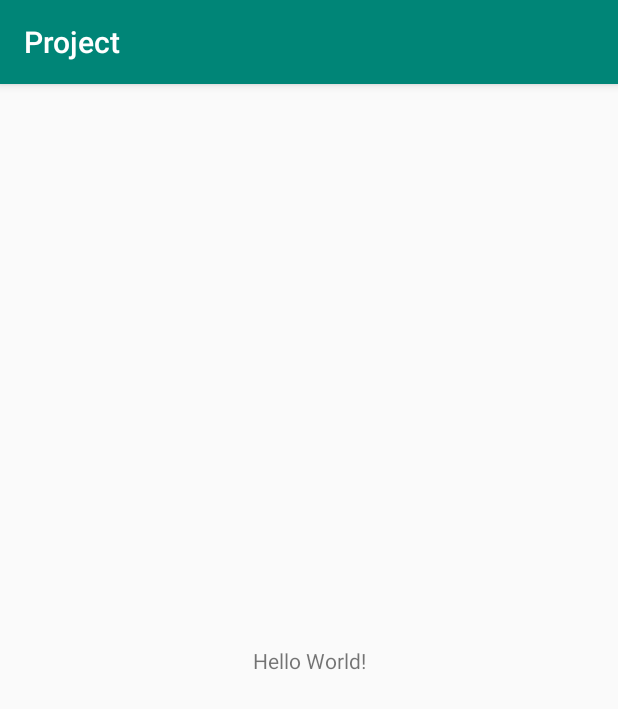
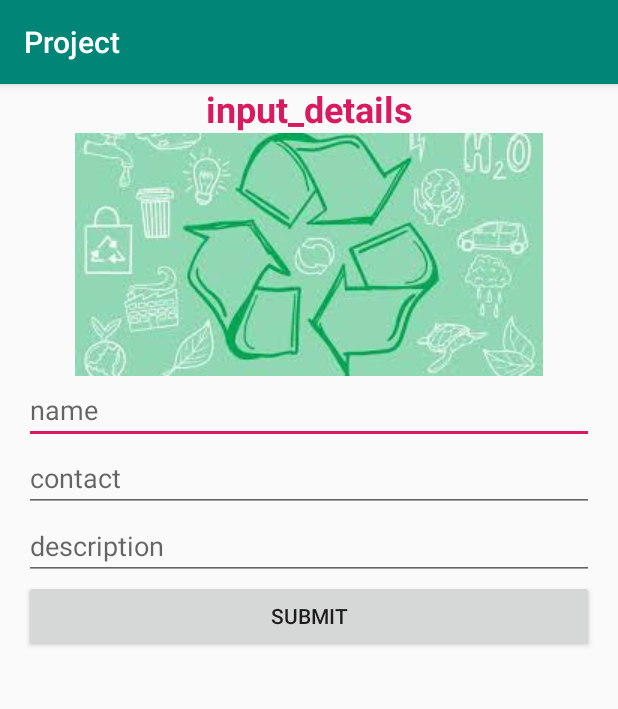
Before and after one commit to TharushaPiyumini21/PcCare, an Android app: the screen it shows after launch (MainActivity), on a phone screen of 412 x 824 dp. Shown: the top 709 px of the screen. Run offline under Robolectric (Android 15) with nearby library versions, the phone set to English and light mode, and no system bars; 2 statements that could not run were skipped.

Commit message:
new final project

```diff
--- a/app/build.gradle
+++ b/app/build.gradle
@@ -1,4 +1,5 @@
 apply plugin: 'com.android.application'
+apply plugin: 'com.google.gms.google-services'
 
 android {
     compileSdkVersion 28
@@ -20,9 +21,11 @@ android {
 
 dependencies {
     implementation fileTree(dir: 'libs', include: ['*.jar'])
+    //noinspection GradleCompatible
     implementation 'com.android.support:appcompat-v7:28.0.0'
     implementation 'com.android.support.constraint:constraint-layout:1.1.3'
     testImplementation 'junit:junit:4.12'
     androidTestImplementation 'com.android.support.test:runner:1.0.2'
     androidTestImplementation 'com.android.support.test.espresso:espresso-core:3.0.2'
+    implementation 'com.google.firebase:firebase-messaging:17.0.0:15.0.0'
 }
--- a/app/src/main/AndroidManifest.xml
+++ b/app/src/main/AndroidManifest.xml
@@ -16,6 +16,12 @@
                 <category android:name="android.intent.category.LAUNCHER" />
             </intent-filter>
         </activity>
+        <service
+            android:name=".FcmIdService">
+            <intent-filter>
+                <action android:name="com.google.firebase.INSTANCE_ID_EVENT"/>
+            </intent-filter>
+        </service>
     </application>
 
 </manifest>
--- /dev/null
+++ b/app/src/main/java/com/example/student/project/DatabaseReference.java
@@ -0,0 +1,4 @@
+package com.example.student.project;
+
+class DatabaseReference {
+}
--- /dev/null
+++ b/app/src/main/java/com/example/student/project/FcmIdService.java
@@ -0,0 +1,16 @@
+package com.example.student.project;
+
+import android.util.Log;
+
+import com.google.firebase.iid.FirebaseInstanceId;
+import com.google.firebase.iid.FirebaseInstanceIdService;
+
+public class FcmIdService extends FirebaseInstanceIdService {
+
+    @Override
+    public void onTokenRefresh() {
+
+        String refreshedToken = FirebaseInstanceId.getInstance().getToken();
+        Log.d("Fcm Token", "Refreshed token: " + refreshedToken);
+    }
+}
--- a/app/src/main/java/com/example/student/project/MainActivity.java
+++ b/app/src/main/java/com/example/student/project/MainActivity.java
@@ -2,12 +2,38 @@ package com.example.student.project;
 
 import android.support.v7.app.AppCompatActivity;
 import android.os.Bundle;
+import android.widget.Button;
+import android.widget.EditText;
+import android.widget.ImageView;
+import android.widget.TextView;
+
+import java.lang.reflect.Member;
+import java.util.Currency;
 
 public class MainActivity extends AppCompatActivity {
+
+    private static final Currency Firebasedatabase = ;
+    TextView textView;
+    ImageView imageView;
+    EditText name,phone,description;
+    Button button2;
+    DatabaseReference reff;
+
 
     @Override
     protected void onCreate(Bundle savedInstanceState) {
         super.onCreate(savedInstanceState);
         setContentView(R.layout.activity_main);
+
+        textView = (TextView) findViewById(R.id.textView);
+        name = (EditText) findViewById(R.id.name);
+        phone = (EditText) findViewById(R.id.phone);
+        description = (EditText) findViewById(R.id.description);
+        button2 = (Button) findViewById(R.id.button2);
+        Member = new Member();
+        reff = Firebasedatabase.getInstance().getReference().child ("member");
+
+
+
     }
 }
--- /dev/null
+++ b/app/src/main/java/member.java
@@ -0,0 +1,33 @@
+public class member {
+
+    private String name;
+    private Long phone;
+    private Character description;
+
+    public member() {
+    }
+
+    public String getName() {
+        return name;
+    }
+
+    public void setName(String name) {
+        this.name = name;
+    }
+
+    public Long getPhone() {
+        return phone;
+    }
+
+    public void setPhone(Long phone) {
+        this.phone = phone;
+    }
+
+    public Character getDescription() {
+        return description;
+    }
+
+    public void setDescription(Character description) {
+        this.description = description;
+    }
+}
--- a/app/src/main/res/layout/activity_main.xml
+++ b/app/src/main/res/layout/activity_main.xml
@@ -1,18 +1,66 @@
 <?xml version="1.0" encoding="utf-8"?>
-<android.support.constraint.ConstraintLayout xmlns:android="http://schemas.android.com/apk/res/android"
+<LinearLayout
+    xmlns:android="http://schemas.android.com/apk/res/android"
+    xmlns:tools="http://schemas.android.com/tools"
     xmlns:app="http://schemas.android.com/apk/res-auto"
-    xmlns:tools="http://schemas.android.com/tools"
     android:layout_width="match_parent"
     android:layout_height="match_parent"
+    android:paddingBottom="16dp"
+    android:paddingLeft="16dp"
+    android:paddingRight="16dp"
+    android:orientation="vertical"
     tools:context=".MainActivity">
 
+
     <TextView
-        android:layout_width="wrap_content"
+        android:id="@+id/textView"
+        android:layout_width="match_parent"
         android:layout_height="wrap_content"
-        android:text="Hello World!"
-        app:layout_constraintBottom_toBottomOf="parent"
-        app:layout_constraintLeft_toLeftOf="parent"
-        app:layout_constraintRight_toRightOf="parent"
-        app:layout_constraintTop_toTopOf="parent" />
+        android:text="@string/input_details"
+        android:textAlignment="center"
+        android:textAllCaps="false"
+        android:textColor="@color/colorAccent"
+        android:textSize="24sp"
+        android:textStyle="bold" />
 
-</android.support.constraint.ConstraintLayout>
+    <ImageView
+        android:id="@+id/imageView"
+        android:layout_width="match_parent"
+        android:layout_height="wrap_content"
+        app:srcCompat="@drawable/eco"
+        android:contentDescription="@string/todo" />
+
+    <EditText
+        android:id="@+id/name"
+        android:layout_width="match_parent"
+        android:layout_height="wrap_content"
+        android:ems="10"
+        android:hint="@string/name"
+        android:inputType="textPersonName"
+        android:autofillHints="" tools:targetApi="o" />
+
+    <EditText
+        android:id="@+id/phone"
+        android:layout_width="match_parent"
+        android:layout_height="wrap_content"
+        android:ems="10"
+        android:hint="@string/contact"
+        android:inputType="phone"
+        android:autofillHints="" tools:targetApi="o" />
+
+    <EditText
+        android:id="@+id/description"
+        android:layout_width="match_parent"
+        android:layout_height="wrap_content"
+        android:ems="10"
+        android:hint="@string/description"
+        android:inputType="textMultiLine"
+        android:autofillHints="" tools:targetApi="o" />
+
+    <Button
+        android:id="@+id/button2"
+        android:layout_width="match_parent"
+        android:layout_height="wrap_content"
+        android:text="@string/submit" />
+
+</LinearLayout>
--- a/app/src/main/res/values/strings.xml
+++ b/app/src/main/res/values/strings.xml
@@ -1,3 +1,9 @@
 <resources>
     <string name="app_name">Project</string>
+    <string name="input_details">input_details</string>
+    <string name="todo">todo</string>
+    <string name="name">name</string>
+    <string name="contact">contact</string>
+    <string name="description">description</string>
+    <string name="submit">submit</string>
 </resources>
```
Also changed, not shown: app/src/main/res/drawable/eco.jpg (added), 1 other file.
